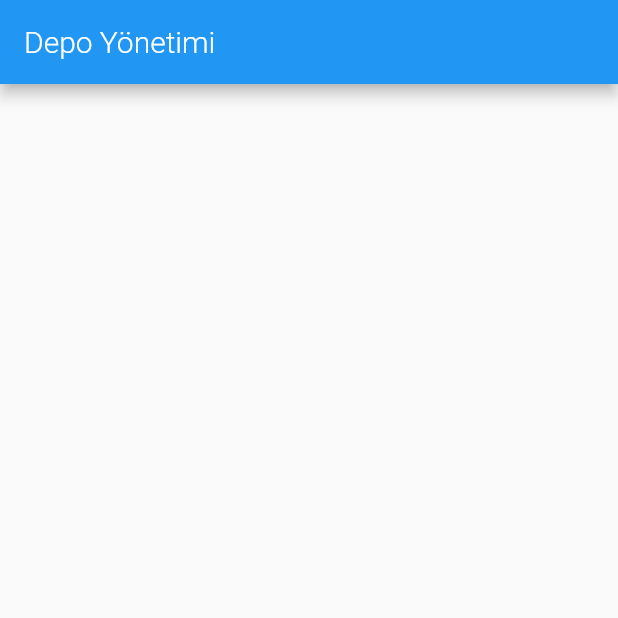
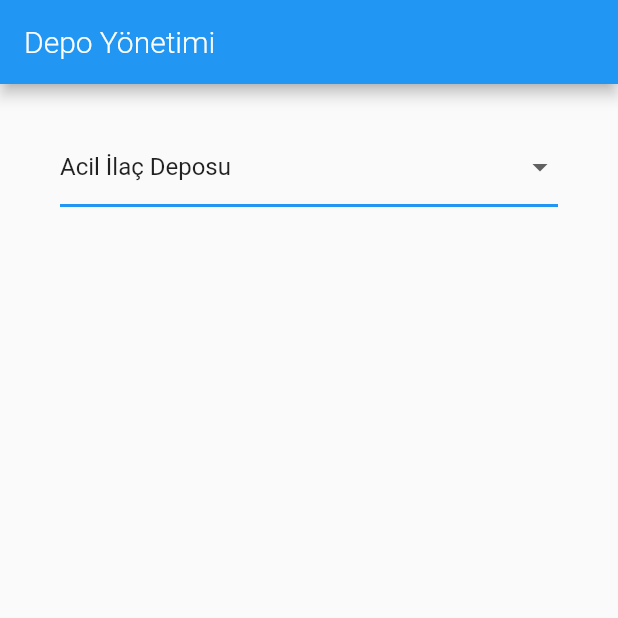
Before and after one commit to sayarali/storage_stock_task, a Flutter app: the screen it shows after launch, on a phone screen of 412 x 824 dp, the top half of it. Run offline on Flutter 3.47's test engine with Material 2 defaults, Android fonts, the phone set to English and light mode, and no system bars.

Commit message:
Depo sayfası ve dropdown menu

```diff
--- a/lib/main.dart
+++ b/lib/main.dart
@@ -1,5 +1,5 @@
 import 'package:flutter/material.dart';
-import 'package:storage_stock_task/storage_page.dart';
+import 'package:storage_stock_task/screen/storage_page.dart';
 
 void main() {
   runApp(MyApp());
--- /dev/null
+++ b/lib/screen/storage_page.dart
@@ -0,0 +1,113 @@
+import 'package:flutter/cupertino.dart';
+import 'package:flutter/material.dart';
+import 'package:flutter/services.dart';
+import 'package:storage_stock_task/model/ItemModel.dart';
+import 'package:storage_stock_task/model/storage_model.dart';
+
+class StoragePage extends StatefulWidget {
+  @override
+  _StoragePageState createState() => _StoragePageState();
+}
+
+
+
+ItemModel parol = ItemModel("12374372", "Parol 50mg", DateTime.now(), 50);
+ItemModel brufen = ItemModel("12374372", "Brufen 50mg", DateTime.now(), 30);
+ItemModel majezik = ItemModel("12374372", "Majezik 50mg", DateTime.now(), 33);
+ItemModel nexium = ItemModel("12374372", "Nexium 50mg", DateTime.now(), 65);
+ItemModel rennie = ItemModel("12374372", "Rennie 50mg", DateTime.now(), 24);
+List<ItemModel> acilIlacItems = <ItemModel>[parol, brufen, majezik, nexium, rennie];
+StorageModel acilIlacDepo = StorageModel("Acil İlaç Deposu", acilIlacItems);
+
+
+ItemModel sogan = ItemModel("12374372", "Soğan", DateTime.now(), 19);
+ItemModel patates = ItemModel("12374372", "Patates", DateTime.now(), 27);
+ItemModel biber = ItemModel("12374372", "Biber", DateTime.now(), 46);
+ItemModel domates = ItemModel("12374372", "Domates", DateTime.now(), 24);
+List<ItemModel> mutfakItems = <ItemModel>[sogan, patates, biber, domates];
+StorageModel mutfakDepo = StorageModel("Mutfak", mutfakItems);
+
+
+List<StorageModel> storageList = <StorageModel>[acilIlacDepo, mutfakDepo];
+
+class _StoragePageState extends State<StoragePage>{
+
+
+
+
+  StorageModel dropdownValue = storageList.first;
+
+
+  Widget _dropDownMenu() {
+    return Center(
+      child: DropdownButton<StorageModel>(
+        value: dropdownValue,
+        icon: const Icon(Icons.arrow_drop_down_outlined),
+        menuMaxHeight: 300,
+        isExpanded: true,
+        elevation: 16,
+        itemHeight: 70.0,
+        underline: Container(
+          height: 2,
+          color: Colors.blue,
+        ),
+        onChanged: (StorageModel value) {
+          setState(() {
+            dropdownValue = value;
+          });
+        },
+        borderRadius: BorderRadius.circular(15.0),
+        items: storageList.map<DropdownMenuItem<StorageModel>>((StorageModel value) {
+          return DropdownMenuItem<StorageModel>(
+            value: value,
+            child: Text(value.storageName),
+            onTap: (){
+              print(value.storageName);
+            },
+          );
+        }).toList(),
+      ),
+    );
+  }
+
+  @override
+  Widget build(BuildContext context) {
+    return Scaffold(
+      appBar: AppBar(
+        title: const Text("Depo Yönetimi", style: TextStyle(
+            color: Colors.white,
+            fontWeight: FontWeight.w300
+        ),),
+
+      ),
+      body: AnnotatedRegion<SystemUiOverlayStyle>(
+          value: SystemUiOverlayStyle.light,
+          child: GestureDetector(
+            onTap: () => FocusScope.of(context).unfocus(),
+            child: Stack(
+              children: <Widget>[
+                Container(
+                  height: double.infinity,
+                  child: SingleChildScrollView(
+                    physics: const AlwaysScrollableScrollPhysics(),
+                    padding: const EdgeInsets.symmetric(
+                        horizontal: 40.0,
+                        vertical: 20.0
+                    ),
+                    child: Column(
+                      children: <Widget>[
+                        _dropDownMenu()
+
+
+                      ],
+                    ),
+                  ),
+                )
+              ],
+            ),
+          )
+      ),
+    );
+  }
+
+}
--- a/lib/storage_page.dart
+++ /dev/null
@@ -1,58 +0,0 @@
-
-
-
-import 'package:flutter/cupertino.dart';
-import 'package:flutter/material.dart';
-import 'package:flutter/services.dart';
-
-class StoragePage extends StatefulWidget {
-
-  @override
-  _StoragePageState createState() => _StoragePageState();
-
-}
-
-
-class _StoragePageState extends State<StoragePage>{
-
-
-  @override
-  Widget build(BuildContext context) {
-    return Scaffold(
-      appBar: AppBar(
-        title: const Text("Depo Yönetimi", style: TextStyle(
-            color: Colors.white,
-            fontWeight: FontWeight.w300
-        ),),
-
-      ),
-      body: AnnotatedRegion<SystemUiOverlayStyle>(
-          value: SystemUiOverlayStyle.light,
-          child: GestureDetector(
-            onTap: () => FocusScope.of(context).unfocus(),
-            child: Stack(
-              children: <Widget>[
-                Container(
-                  height: double.infinity,
-                  child: SingleChildScrollView(
-                    physics: const AlwaysScrollableScrollPhysics(),
-                    padding: const EdgeInsets.symmetric(
-                        horizontal: 40.0,
-                        vertical: 80.0
-                    ),
-                    child: Column(
-                      children: const <Widget>[
-
-
-                      ],
-                    ),
-                  ),
-                )
-              ],
-            ),
-          )
-      ),
-    );
-  }
-
-}
```
